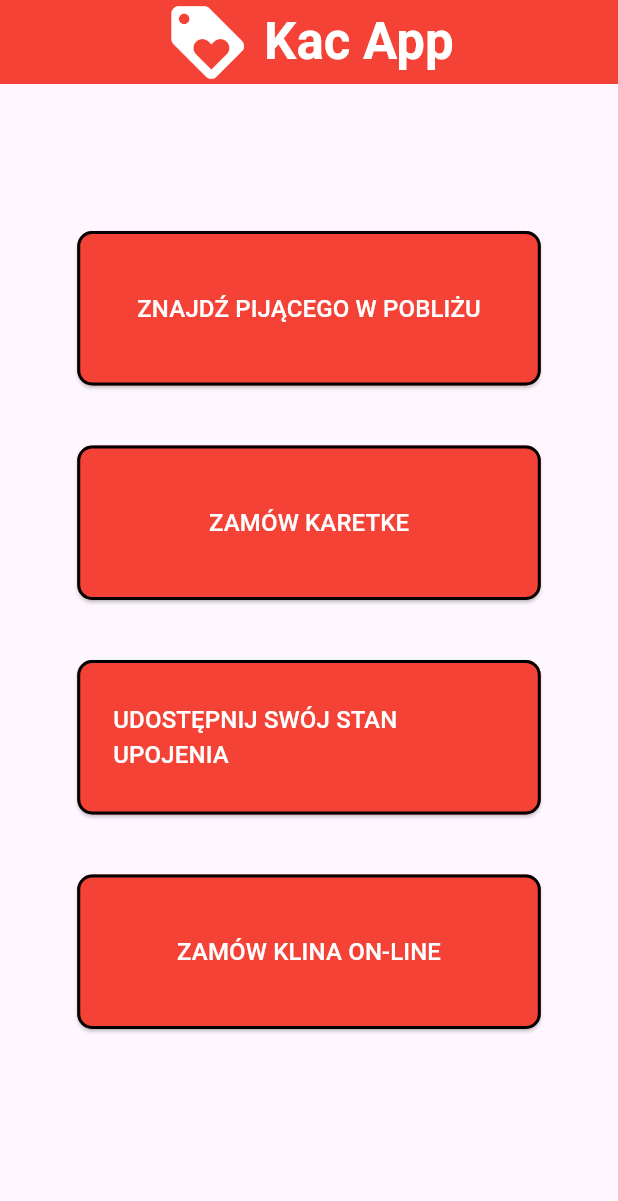
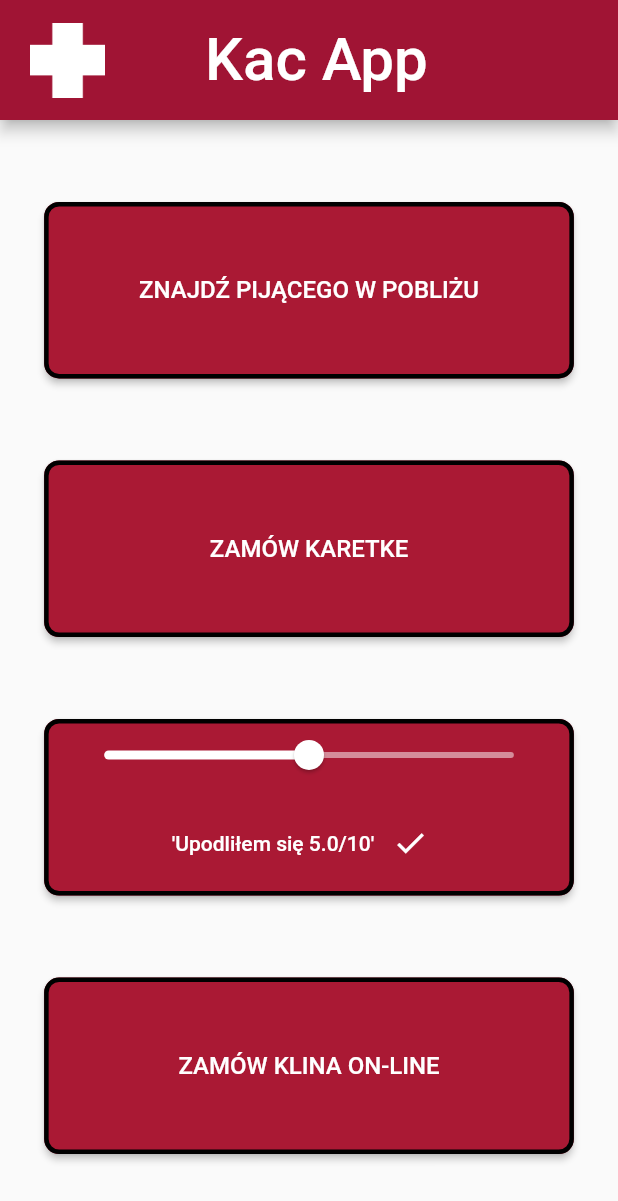
Before and after one commit to malak4822/CloneApp, a Flutter app: the screen it shows after launch, after a tap on "UDOSTĘPNIJ SWÓJ STAN UPOJENIA", on a phone screen of 412 x 824 dp. Shown: the top 1201 px of the screen. Run offline on Flutter 3.47's test engine with Material 2 defaults, Android fonts, the light colour scheme and no system bars; our stand-ins replace share_plus.

Commit message:
2_buttons_working

```diff
--- a/lib/main.dart
+++ b/lib/main.dart
@@ -1,5 +1,7 @@
 import 'package:flutter/material.dart';
-import 'package:google_fonts/google_fonts.dart';
+import 'package:kacapp/fadeTxt.dart';
+import 'package:url_launcher/url_launcher.dart';
+import 'package:share_plus/share_plus.dart';
 
 void main() {
   runApp(const MyApp());
@@ -10,12 +12,10 @@ class MyApp extends StatelessWidget {
 
   @override
   Widget build(BuildContext context) {
-    return MaterialApp(
+    return const MaterialApp(
+      debugShowCheckedModeBanner: false,
       title: 'Kac App',
-      theme: ThemeData(
-        useMaterial3: true,
-      ),
-      home: const MyHomePage(title: ' Kac App'),
+      home: MyHomePage(title: ' Kac App'),
     );
   }
 }
@@ -30,48 +30,113 @@ class MyHomePage extends StatefulWidget {
 }
 
 class _MyHomePageState extends State<MyHomePage> {
+  bool canChooseLvl = false;
+  final TextStyle aTxtStyle =
+      const TextStyle(color: Colors.white, fontSize: 16);
+  double lvl = 0.5;
+
+  final Uri url = Uri(scheme: 'tel', path: '999');
+
+  String shortenedLvl() {
+    double level = lvl * 10;
+    return level.toStringAsFixed(1);
+  }
+
   @override
   Widget build(BuildContext context) {
     return Scaffold(
       appBar: AppBar(
-          backgroundColor: Colors.red,
-          title: Row(
-            mainAxisAlignment: MainAxisAlignment.center,
-            children: [
-              const Icon(Icons.loyalty, size: 58, color: Colors.white),
-              Text(widget.title,
-                  style:const TextStyle(color: Colors.white, fontSize: 34, fontWeight: FontWeight.bold)),
-            ],
-          )),
+        centerTitle: true,
+        toolbarHeight: 80,
+        leadingWidth: 80,
+        leading: Row(
+          children: [
+            const SizedBox(width: 20),
+            Image.asset('assets/cross.png', width: 50)
+          ],
+        ),
+        backgroundColor: const Color.fromRGBO(160, 20, 52, 1),
+        title: Text(widget.title,
+            style: const TextStyle(
+                color: Colors.white,
+                fontSize: 40,
+                fontWeight: FontWeight.w500)),
+      ),
       body: Center(
         child: Column(
-          mainAxisAlignment: MainAxisAlignment.center,
           children: [
-            button('ZNAJDŹ PIJĄCEGO W POBLIŻU'),
-            button('ZAMÓW KARETKE'),
-            button('UDOSTĘPNIJ SWÓJ STAN UPOJENIA'),
-            button('ZAMÓW KLINA ON-LINE'),
+            const Spacer(),
+            button(Text('ZNAJDŹ PIJĄCEGO W POBLIŻU', style: aTxtStyle), () {}),
+            const Spacer(),
+            button(Text('ZAMÓW KARETKE', style: aTxtStyle), () async {
+              if (await canLaunchUrl(url)) {
+                await launchUrl(url);
+              }
+            }),
+            const Spacer(),
+            button(
+                Column(mainAxisAlignment: MainAxisAlignment.center, children: [
+                  Visibility(
+                      visible: !canChooseLvl,
+                      child: Text('UDOSTĘPNIJ SWÓJ STAN UPOJENIA',
+                          style: aTxtStyle)),
+                  Visibility(
+                      visible: canChooseLvl,
+                      child: Slider(
+                        value: lvl,
+                        onChanged: (newValue) {
+                          setState(() {
+                            lvl = newValue;
+                          });
+                        },
+                        activeColor: Colors.white,
+                        inactiveColor: Colors.white.withOpacity(0.5),
+                      )),
+                  Visibility(
+                      visible: canChooseLvl,
+                      child: Expanded(
+                          child: Row(
+                              mainAxisAlignment: MainAxisAlignment.center,
+                              children: [
+                            Text(
+                              "'Upodliłem się ${shortenedLvl()}/10'",
+                              style: TextStyle(color: Colors.white),
+                            ),
+                            IconButton(
+                                onPressed: () async {
+                                  await Share.share(
+                                      'Upodliłem się ${shortenedLvl()}/10 ',
+                                      subject: 'Jak Bardzo Się Upodliłem');
+                                },
+                                icon: const Icon(
+                                  Icons.done,
+                                  color: Colors.white,
+                                ))
+                          ])))
+                ]), () {
+              setState(() {
+                canChooseLvl = !canChooseLvl;
+              });
+            }),
+            const Spacer(),
+            button(Text('ZAMÓW KLINA ON-LINE', style: aTxtStyle), () {}),
+            const Spacer(),
           ],
         ),
       ),
     );
   }
 
-  Widget button(String txt) => Column(children: [
-        ElevatedButton(
-            style: ElevatedButton.styleFrom(
-              fixedSize: Size(MediaQuery.of(context).size.width * 3 / 4, MediaQuery.of(context).size.width * 1 / 4),
-              backgroundColor: Colors.red,
-              shape: RoundedRectangleBorder(
-                borderRadius: BorderRadius.circular(10),
-                side: const BorderSide(width: 2),
-              ),
-            ),
-            onPressed: () {},
-            child: Text(
-              txt,
-              style: const TextStyle(color: Colors.white, fontSize: 16),
-            )),
-        const SizedBox(height: 40)
-      ]);
+  Widget button(Widget widget, Function function) => ElevatedButton(
+      style: ElevatedButton.styleFrom(
+          fixedSize: Size(MediaQuery.of(context).size.width * 6 / 7,
+              MediaQuery.of(context).size.height * 1 / 7),
+          backgroundColor: const Color.fromRGBO(170, 25, 52, 1),
+          shape: RoundedRectangleBorder(
+            borderRadius: BorderRadius.circular(10),
+            side: const BorderSide(width: 3),
+          ),
+          foregroundColor: Colors.black),
+      onPressed: () => function(),
+      child: widget);
 }
```
Also changed, not shown: lib/fadeTxt.dart (added, +46 -0 lines), pubspec.yaml (+5 -2 lines), assets/cross.png (added), pubspec.lock, 7 other files.
